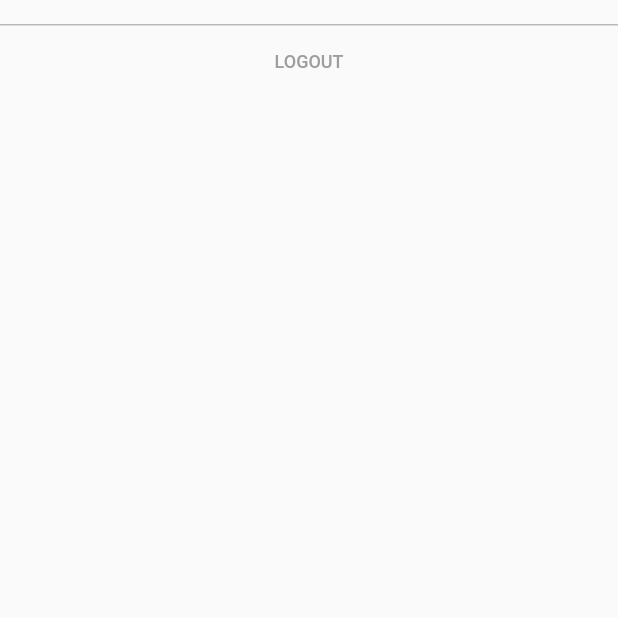
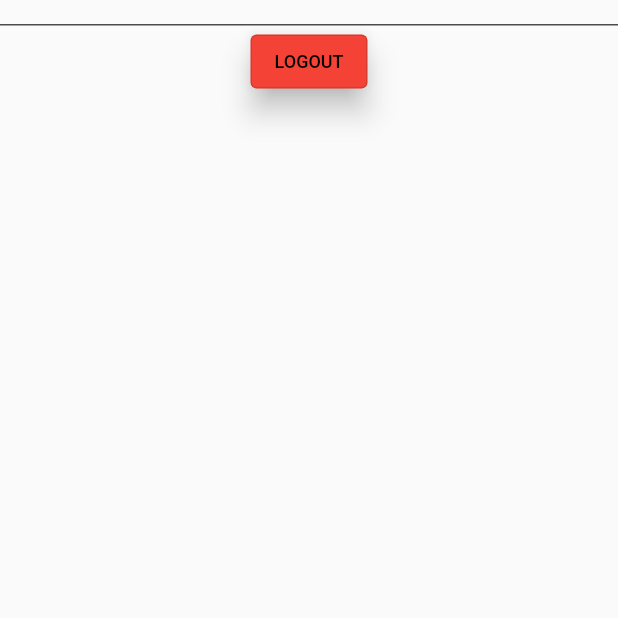
Before and after one commit to prathamskk/fragileitemtrackingapp, a Flutter app: the ProfileScreen screen opened directly, on a phone screen of 412 x 824 dp, the top half of it. Run offline on Flutter 3.47's test engine with Material 2 defaults, Android fonts, the light colour scheme and no system bars; our stand-ins replace cloud_firestore, firebase_auth, firebase_core, flutter_map, geolocator, latlong2; accounts and stored records are empty.

Commit message:
Modified map_screen and profile_screen

```diff
--- a/lib/main.dart
+++ b/lib/main.dart
@@ -5,7 +5,6 @@ import 'package:fragileitemtrackingapp/screens/signup_screen.dart';
 import 'package:firebase_auth/firebase_auth.dart';
 import 'package:firebase_core/firebase_core.dart';
 import 'package:flutter/material.dart';
-import 'package:fragileitemtrackingapp/screens/map_screen.dart';
 import 'package:provider/provider.dart';
 
 
--- a/lib/screens/map_screen.dart
+++ b/lib/screens/map_screen.dart
@@ -33,8 +33,16 @@ class _MapScreenState extends State<MapScreen> {
         return Future.error('Location Permissions are denied');
       }
     }
+
+    if (permission == LocationPermission.deniedForever) {
+      // Permissions are denied forever, handle appropriately.
+      return Future.error(
+          'Location permissions are permanently denied, we cannot request permissions.');
+    }
+
     return await Geolocator.getCurrentPosition();
   }
+
   @override
   Widget build(BuildContext context) {
     return Scaffold(
--- a/lib/screens/profile_screen.dart
+++ b/lib/screens/profile_screen.dart
@@ -11,7 +11,7 @@ class ProfileScreen extends StatefulWidget {
   _ProfileScreenState createState() => _ProfileScreenState();
 }
 
-var _textStyleGrey = new TextStyle(fontSize: 12.0, color: Colors.grey);
+var _textStyleblack = const TextStyle(fontSize: 12.0, color: Colors.black);
 
 class _ProfileScreenState extends State<ProfileScreen> {
   @override
@@ -19,7 +19,6 @@ class _ProfileScreenState extends State<ProfileScreen> {
     final UserModel? user = Provider.of<UserProvider>(context).getUser;
     return Scaffold(
       body: Center(
-          child: Container(
           child: Column(
             children: <Widget>[
               Text(user?.username ?? ''),
@@ -28,27 +27,30 @@ class _ProfileScreenState extends State<ProfileScreen> {
                 children: <Widget>[
                   Container(
                     height: 1.0,
-                  color: Colors.grey.withOpacity(0.7),
+                    color: Colors.black.withOpacity(0.7),
                   ),
                   Padding(
-                    padding: EdgeInsets.only(bottom: 0.5),
+                      padding: const EdgeInsets.only(bottom: 0.5),
                       child: Row(
                         mainAxisAlignment: MainAxisAlignment.center,
                         children: <Widget>[
-                        Container(
-                          child: TextButton(
+                          OutlinedButton(
+                            style: OutlinedButton.styleFrom(
+                              foregroundColor: Colors.amberAccent,
+                              backgroundColor: Colors.red,
+                              elevation: 8,
+                              shadowColor: Colors.black,
+                            ),
                             onPressed: () async {
                               await AuthMethods().signOut();
                             },
-                            child: Text('LOGOUT', style: _textStyleGrey),
-                          ),
+                            child: Text('LOGOUT', style: _textStyleblack),
                           ),
                         ],
                       )),
                 ],
               ),
             ],
-        ),
           )),
     );
   }
```
Lines whose indentation alone changed are shown as unchanged.
